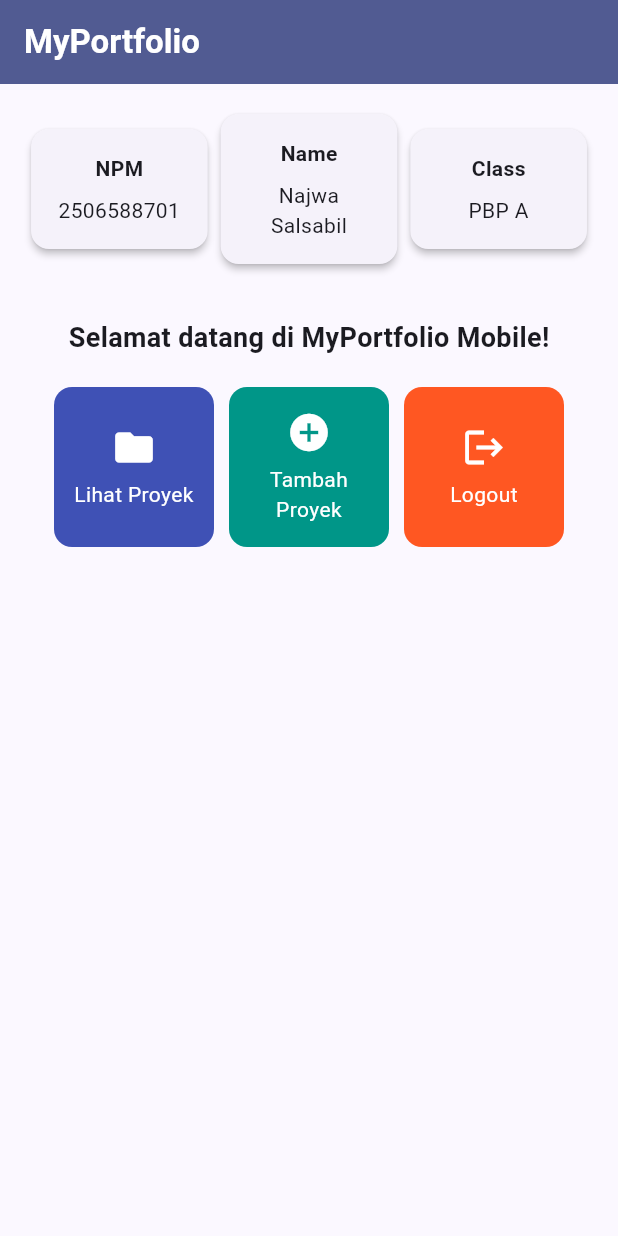
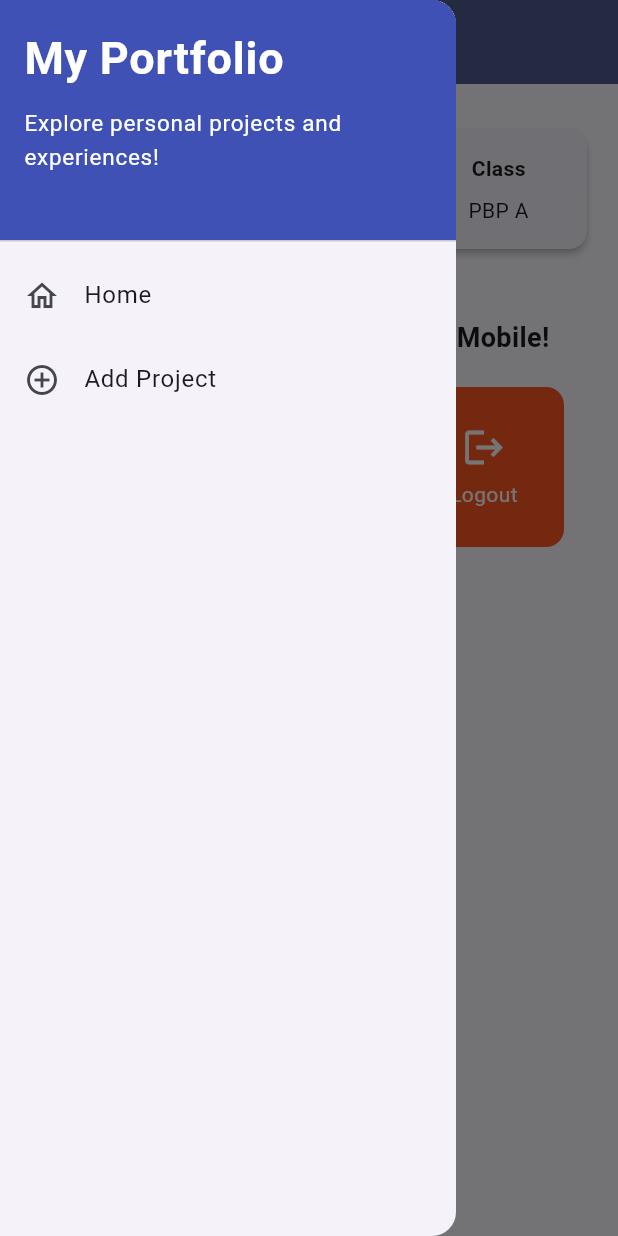
Before and after one commit to najwa-salsabil/myportofolio_mobile, a Flutter app: the screen it shows after launch, with the side drawer open (before the commit the screen has no drawer), on a phone screen of 412 x 824 dp. Run offline on Flutter 3.47's test engine with Material 3 defaults, Android fonts, the phone set to English and light mode, and no system bars; our stand-ins replace material_ui.

Commit message:
Tutorial 9

```diff
--- a/lib/main.dart
+++ b/lib/main.dart
@@ -1,5 +1,5 @@
-import 'package:flutter/material.dart';
-import 'package:myportofolio_mobile/menu.dart';
+import 'package:material_ui/material_ui.dart';
+import 'package:myportofolio_mobile/screens/menu.dart';
 
 void main() {
   runApp(const MyApp());
--- a/lib/menu.dart
+++ b/lib/screens/menu.dart
@@ -1,4 +1,6 @@
-import 'package:flutter/material.dart';
+import 'package:material_ui/material_ui.dart';
+import 'package:myportofolio_mobile/widgets/left_drawer.dart';
+import 'package:myportofolio_mobile/widgets/project_card.dart';
 
 class MyHomePage extends StatelessWidget {
   MyHomePage({super.key});
@@ -25,7 +27,9 @@ class MyHomePage extends StatelessWidget {
           ),
         ),
         backgroundColor: Theme.of(context).colorScheme.primary,
+        iconTheme: const IconThemeData(color: Colors.white),
       ),
+      drawer: const LeftDrawer(),
       body: Padding(
         padding: const EdgeInsets.all(16.0),
         child: Column(
@@ -109,47 +113,3 @@ class InfoCard extends StatelessWidget {
     );
   }
 }
-
-class ItemCard extends StatelessWidget {
-  final ItemHomepage item;
-
-  const ItemCard(this.item, {super.key});
-
-  @override
-  Widget build(BuildContext context) {
-    return Material(
-      color: item.color,
-      borderRadius: BorderRadius.circular(12),
-      child: InkWell(
-        onTap: () {
-          ScaffoldMessenger.of(context)
-            ..hideCurrentSnackBar()
-            ..showSnackBar(
-              SnackBar(content: Text("Kamu telah menekan tombol ${item.name}!")),
-            );
-        },
-        child: Container(
-          padding: const EdgeInsets.all(8),
-          child: Center(
-            child: Column(
-              mainAxisAlignment: MainAxisAlignment.center,
-              children: [
-                Icon(
-                  item.icon,
-                  color: Colors.white,
-                  size: 30.0,
-                ),
-                const Padding(padding: EdgeInsets.all(3)),
-                Text(
-                  item.name,
-                  textAlign: TextAlign.center,
-                  style: const TextStyle(color: Colors.white),
-                ),
-              ],
-            ),
-          ),
-        ),
-      ),
-    );
-  }
-}
--- /dev/null
+++ b/lib/widgets/left_drawer.dart
@@ -0,0 +1,69 @@
+import 'package:material_ui/material_ui.dart';
+import 'package:myportofolio_mobile/screens/menu.dart';
+import 'package:myportofolio_mobile/screens/project_form.dart';
+
+class LeftDrawer extends StatelessWidget {
+  const LeftDrawer({super.key});
+
+  @override
+  Widget build(BuildContext context) {
+    return Drawer(
+      child: ListView(
+        children: [
+          const DrawerHeader(
+            decoration: BoxDecoration(
+              color: Colors.indigo,
+            ),
+            child: Column(
+              crossAxisAlignment: CrossAxisAlignment.start,
+              children: [
+                Text(
+                  'My Portfolio',
+                  style: TextStyle(
+                    fontSize: 30,
+                    fontWeight: FontWeight.bold,
+                    color: Colors.white,
+                  ),
+                ),
+                SizedBox(height: 10),
+                Text(
+                  'Explore personal projects and experiences!',
+                  style: TextStyle(
+                    fontSize: 15,
+                    color: Colors.white,
+                  ),
+                ),
+              ],
+            ),
+          ),
+          ListTile(
+            leading: const Icon(Icons.home_outlined),
+            title: const Text('Home'),
+            // Navigasi ke halaman utama portofolio
+            onTap: () {
+              Navigator.pushReplacement(
+                context,
+                MaterialPageRoute(
+                  builder: (context) => MyHomePage(),
+                ),
+              );
+            },
+          ),
+          ListTile(
+            leading: const Icon(Icons.add_circle_outline),
+            title: const Text('Add Project'),
+            // Navigasi ke halaman tambah proyek
+            onTap: () {
+              Navigator.pushReplacement(
+                context,
+                MaterialPageRoute(
+                  builder: (context) => const ProjectFormPage(),
+                ),
+              );
+            },
+          ),
+        ],
+      ),
+    );
+  }
+}
--- /dev/null
+++ b/lib/widgets/project_card.dart
@@ -0,0 +1,58 @@
+import 'package:material_ui/material_ui.dart';
+import 'package:myportofolio_mobile/screens/menu.dart';
+import 'package:myportofolio_mobile/screens/project_form.dart';
+
+class ItemCard extends StatelessWidget {
+  final ItemHomepage item;
+
+  const ItemCard(this.item, {super.key});
+
+  @override
+  Widget build(BuildContext context) {
+    return Material(
+      color: item.color,
+      borderRadius: BorderRadius.circular(12),
+      child: InkWell(
+        onTap: () {
+          ScaffoldMessenger.of(context)
+            ..hideCurrentSnackBar()
+            ..showSnackBar(
+              SnackBar(
+                content: Text("Kamu telah menekan tombol ${item.name}!"),
+              ),
+            );
+
+          if (item.name == "Tambah Proyek") {
+            Navigator.push(
+              context,
+              MaterialPageRoute(
+                builder: (context) => const ProjectFormPage(),
+              ),
+            );
+          }
+        },
+        child: Container(
+          padding: const EdgeInsets.all(8),
+          child: Center(
+            child: Column(
+              mainAxisAlignment: MainAxisAlignment.center,
+              children: [
+                Icon(
+                  item.icon,
+                  color: Colors.white,
+                  size: 30.0,
+                ),
+                const Padding(padding: EdgeInsets.all(3)),
+                Text(
+                  item.name,
+                  textAlign: TextAlign.center,
+                  style: const TextStyle(color: Colors.white),
+                ),
+              ],
+            ),
+          ),
+        ),
+      ),
+    );
+  }
+}
--- a/pubspec.yaml
+++ b/pubspec.yaml
@@ -34,6 +34,7 @@ dependencies:
   # The following adds the Cupertino Icons font to your application.
   # Use with the CupertinoIcons class for iOS style icons.
   cupertino_icons: ^1.0.8
+  material_ui: ^1.11.0
 
 dev_dependencies:
   flutter_test:
```
Also changed, not shown: lib/screens/project_form.dart (added, +217 -0 lines), pubspec.lock.
